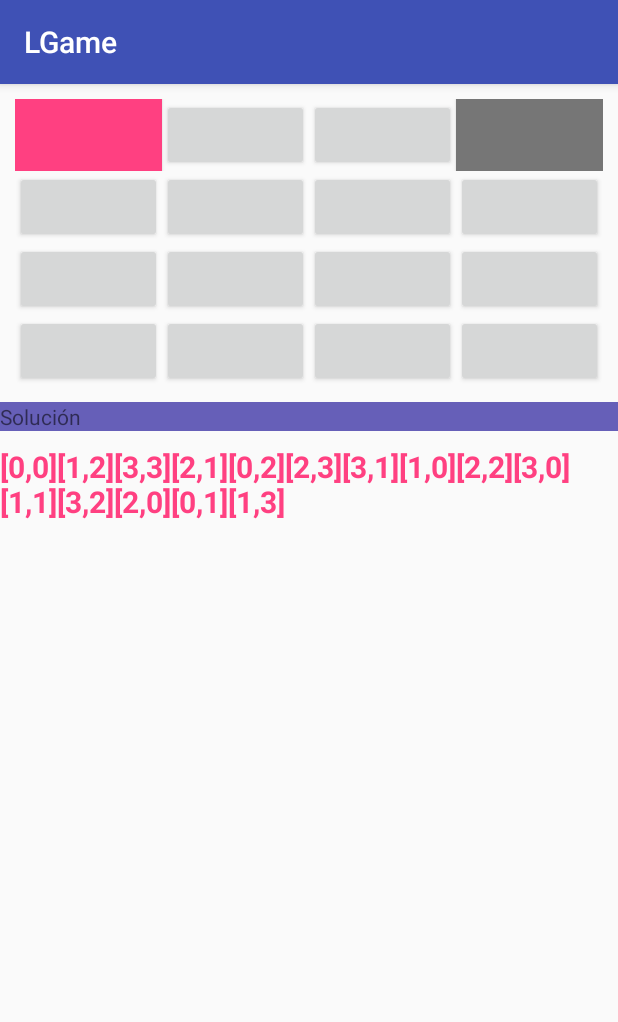
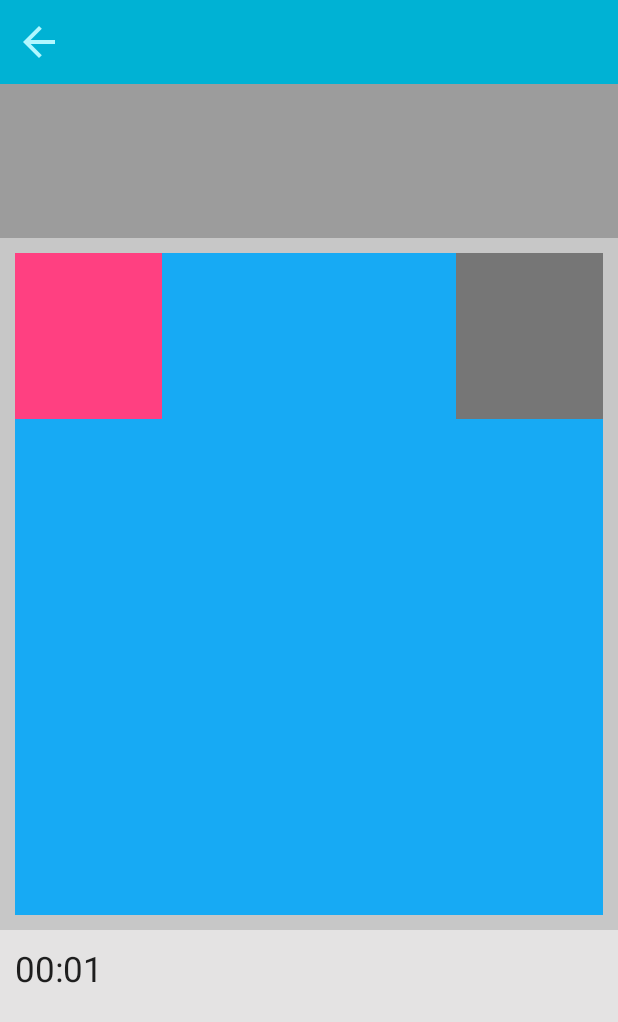
Before and after one commit to denisacosta97/GameL, an Android app: the screen it shows after launch (DynamicActivity before the commit, PlayZoneActivity after it), after a tap on "JUGAR", on a phone screen of 412 x 824 dp. Shown: the top 1022 px of the screen. Run offline under Robolectric (Android 15) with nearby library versions, the phone set to English and light mode, and no system bars.

Commit message:
Todo renovado ahre xD
Realice el modelo de la interfaz grafica, ahora es a medida todo. Toda la comunicacion esta realiza mediante interfaces, es la logica que más vi fiable para comunicar el nivel con la actividad. Literalmente esta listo :0 solo resta diseñar todo la parte grafica y agregar niveles

```diff
--- a/app/src/main/java/com/denisacosta/lgame/Component/Casilleros.java
+++ b/app/src/main/java/com/denisacosta/lgame/Component/Casilleros.java
@@ -4,7 +4,7 @@ import android.content.Context;
 import android.util.Log;
 import android.widget.Button;
 
-import com.denisacosta.lgame.DynamicActivity;
+import com.denisacosta.lgame.Others.DynamicActivity;
 import com.denisacosta.lgame.R;
 
 import java.util.ArrayList;
@@ -52,6 +52,10 @@ public class Casilleros {
 
     public void selectInicio() {
 
+        cleanBackground();
+
+        espacioOcupado = 1;
+
         BORDES[POSICION.getX()][POSICION.getY()] = 1;
         buttons[POSICION.getX()][POSICION.getY()].setBackgroundColor(cont.getResources().getColor(R.color.colorAccent));
 
@@ -67,8 +71,16 @@ public class Casilleros {
 
         String s = parseStringCord(x);
 
-        ((DynamicActivity)cont).addSolution(s);
         Log.e(ETIQUETA, s);
+    }
+
+    private void cleanBackground() {
+        for (int i = 0; i < FILAS; i++) {
+            for (int j = 0; j < COLUMNAS; j++) {
+                buttons[i][j].setBackgroundColor(cont.getResources().getColor(R.color.colorButtonNormal));
+
+            }
+        }
     }
 
     public void setCOLUMNAS(int COLUMNAS) {
@@ -163,7 +175,7 @@ public class Casilleros {
             for (int j = 0; j < COLUMNAS; j++) {
 
                 if (p[i][j] != 1) {
-                    buttons[i][j].setBackgroundColor(cont.getResources().getColor(R.color.colorInactive));
+                    buttons[i][j].setBackgroundColor(cont.getResources().getColor(R.color.colorButtonInactive));
                     BORDES[i][j] = 1;
                     espacioOcupado++;
                 }
@@ -189,11 +201,18 @@ public class Casilleros {
     }
 
     public void resetGame() {
+
+
         for (int i = 0; i < FILAS; i++) {
             for (int j = 0; j < COLUMNAS; j++) {
                 BORDES[i][j] = 0;
+                CAMINOS_POSIBLES[i][j]=0;
+
             }
         }
+        POSICION = new Coord(getPOSX(),getPOSY());
+        selectInicio();
+
     }
 
     public boolean checkWin() {
@@ -242,7 +261,7 @@ public class Casilleros {
 
 
     //METODO NUEVO: Determina los movimientos posibles desde la posicion enviada,
-    private Coord[] movPosibles(Coord actual) {
+    public Coord[] movPosibles(Coord actual) {
         ArrayList<Coord> posibles = new ArrayList<>();
         ArrayList<Coord> aux = new ArrayList<>();
 
--- a/app/src/main/java/com/denisacosta/lgame/InicioActivity.java
+++ b/app/src/main/java/com/denisacosta/lgame/InicioActivity.java
@@ -3,12 +3,12 @@ package com.denisacosta.lgame;
 import android.content.Intent;
 import android.os.Bundle;
 import android.support.v7.app.AppCompatActivity;
-import android.view.Menu;
-import android.view.MenuItem;
 import android.view.View;
 import android.widget.Button;
 import android.widget.EditText;
-import android.widget.Toast;
+
+import com.denisacosta.lgame.Others.DynamicActivity;
+import com.denisacosta.lgame.Util.Util;
 
 /**
  * Created by Denis on 3/11/2017.
@@ -43,11 +43,11 @@ public class InicioActivity extends AppCompatActivity implements View.OnClickLis
         switch (view.getId()){
 
             case R.id.btnJugar:
-                Intent i = new Intent(this,DynamicActivity.class);
-                i.putExtra("FILA", editFila.getText().toString());
-                i.putExtra("COL", editCol.getText().toString());
-                i.putExtra("X",editPosX.getText().toString());
-                i.putExtra("Y",editPosY.getText().toString());
+                Intent i = new Intent(this,PlayZoneActivity.class);
+                i.putExtra(Util.FILAS, editFila.getText().toString());
+                i.putExtra(Util.COLUMNAS, editCol.getText().toString());
+                i.putExtra(Util.POSX,editPosX.getText().toString());
+                i.putExtra(Util.POSY,editPosY.getText().toString());
                 startActivity(i);
                 break;
 
--- /dev/null
+++ b/app/src/main/java/com/denisacosta/lgame/Interface/LevelComunicate.java
@@ -0,0 +1,16 @@
+package com.denisacosta.lgame.Interface;
+
+import android.content.Context;
+
+/**
+ * Created by Denis on 4/11/2017.
+ */
+
+public interface LevelComunicate {
+
+    void dialogGanaste(String nivel, String time, Context c);
+
+    void dialogPerdiste(String nivel,String time, Context c);
+
+    void conectLevelconPlayZone(PlayZoneComunicate p);
+}
--- /dev/null
+++ b/app/src/main/java/com/denisacosta/lgame/Interface/PlayZoneComunicate.java
@@ -0,0 +1,10 @@
+package com.denisacosta.lgame.Interface;
+
+/**
+ * Created by Denis on 5/11/2017.
+ */
+
+public interface PlayZoneComunicate {
+
+    void resetGame(int c);
+}
--- /dev/null
+++ b/app/src/main/java/com/denisacosta/lgame/LevelActivity.java
@@ -0,0 +1,174 @@
+package com.denisacosta.lgame;
+
+import android.content.Context;
+import android.os.Bundle;
+import android.support.v4.app.Fragment;
+import android.view.LayoutInflater;
+import android.view.View;
+import android.view.ViewGroup;
+import android.widget.Button;
+import android.widget.LinearLayout;
+
+import com.denisacosta.lgame.Component.Casilleros;
+import com.denisacosta.lgame.Component.Coord;
+import com.denisacosta.lgame.Interface.LevelComunicate;
+import com.denisacosta.lgame.Interface.PlayZoneComunicate;
+import com.denisacosta.lgame.Util.Util;
+
+/**
+ * Created by Denis on 4/11/2017.
+ */
+
+public class LevelActivity extends Fragment implements View.OnClickListener, PlayZoneComunicate {
+
+    Casilleros casilleros;
+    LevelComunicate levelComunicate;
+
+    public LevelActivity() {
+    }
+
+    @Override
+    public View onCreateView(LayoutInflater inflater, ViewGroup container, Bundle savedInstanceState) {
+
+        View view = null;
+
+        if (getArguments() != null) {
+
+            view = inflater.inflate(R.layout.level_custom, container, false);
+
+            Bundle bundle = getArguments();
+            int FILAS = bundle.getInt(Util.FILAS);
+            int COLUMNAS = bundle.getInt(Util.COLUMNAS);
+            int POSX = bundle.getInt(Util.POSX);
+            int POSY = bundle.getInt(Util.POSY);
+
+
+
+            casilleros = new Casilleros(FILAS,COLUMNAS,POSX,POSY,getContext());
+
+            Button[][] buttons = new Button[casilleros.getFILAS()][casilleros.getCOLUMNAS()];
+            LinearLayout layoutVertical =  view.findViewById(R.id.llCasillero);
+            LinearLayout rowLayout = null;
+
+
+            int count = (casilleros.getCOLUMNAS() * casilleros.getFILAS()) + 1; //
+
+            LinearLayout.LayoutParams params = new LinearLayout.LayoutParams(
+                    LinearLayout.LayoutParams.MATCH_PARENT,
+                    ViewGroup.LayoutParams.MATCH_PARENT,
+                    1);
+
+            for (int i = 0; i < casilleros.getFILAS(); i++) {
+
+                //Esto dice que por cada vez que se complete una fila
+                //baje a la siguiente
+                if (count % casilleros.getCOLUMNAS() == 1) {
+                    rowLayout = new LinearLayout(getContext());
+                    rowLayout.setWeightSum(casilleros.getCOLUMNAS());
+                    layoutVertical.addView(rowLayout, params);
+                    count = count - casilleros.getCOLUMNAS();
+                }
+
+                for (int j = 0; j < casilleros.getCOLUMNAS(); j++) {
+                    buttons[i][j] = new Button(getContext());        //Crea el objeto Button
+                    buttons[i][j].setTag("" + i + j + "");                //Asigna un Tag al objeto
+                    rowLayout.addView(buttons[i][j], params);        //Los agrega a la vista
+                }
+            }
+
+            for (int i = 0; i < casilleros.getFILAS(); i++) {
+                for (int j = 0; j < casilleros.getCOLUMNAS(); j++) {
+                    buttons[i][j].setOnClickListener(this);
+                }
+
+            }
+
+            casilleros.setButtons(buttons);
+
+            casilleros.selectInicio();
+
+        }
+
+        levelComunicate.conectLevelconPlayZone(this);
+
+        return view;
+    }
+
+    @Override
+    public void onClick(View view) {
+        boolean encontrado = false;
+        for (int i = 0; i < casilleros.getFILAS() && !encontrado; i++) {
+            //Agregar condicion para salir del segundo loop una vez se evalue el boton apretado
+
+            for (int j = 0; j < casilleros.getCOLUMNAS(); j++) {
+
+                if (view.getTag().equals(casilleros.getButtons()[i][j].getTag())) {
+
+                    //Toast.makeText(this, "Toque boton " + i + " " + j, Toast.LENGTH_SHORT).show();
+
+                    if (casilleros.getBORDES()[i][j] == 0) {
+                        if (casilleros.validMove(casilleros.getPOSICION(), new Coord(i, j))) {
+                            casilleros.getBORDES()[i][j] = 1;
+                            casilleros.getButtons()[i][j].setBackgroundColor(getResources().getColor(R.color.colorAccent));
+                            casilleros.setX(i);
+                            casilleros.setY(j);
+                            casilleros.setEspacioOcupado(casilleros.getEspacioOcupado()+1);
+                            if (casilleros.checkWin()) {
+                                levelComunicate.dialogGanaste("NIVEL 1","",getContext());
+                                //casilleros.resetGame();
+                            }else if (checkMovements())
+                                levelComunicate.dialogPerdiste("NIVEL 1","",getContext());
+                        }
+                    }
+
+                    encontrado = true;
+                    break;
+                }
+            }
+        }
+    }
+
+    public void resetGame(){
+
+        this.casilleros.resetGame();
+    }
+
+    private boolean checkMovements() {
+
+        Coord[] c = casilleros.movPosibles(casilleros.getPOSICION());
+        int mov = 0;
+        for (Coord x:c){
+
+            if (x!=null){
+
+                if (casilleros.getBORDES()[x.getX()][x.getY()] == 0){
+
+                    mov++;
+
+                }
+
+            }
+
+        }
+
+        return mov==0;
+    }
+
+    @Override
+    public void onAttach(Context context) {
+        super.onAttach(context);
+        levelComunicate = (LevelComunicate) context;
+    }
+
+    @Override
+    public void onDetach() {
+        super.onDetach();
+        levelComunicate = null;
+    }
+
+    //Metodo de la Interfraz PlayZoneComunicate
+    @Override
+    public void resetGame(int c) {
+        casilleros.resetGame();
+    }
+}
--- a/app/src/main/java/com/denisacosta/lgame/DynamicActivity.java
+++ b/app/src/main/java/com/denisacosta/lgame/Others/DynamicActivity.java
@@ -1,4 +1,4 @@
-package com.denisacosta.lgame;
+package com.denisacosta.lgame.Others;
 
 import android.os.Bundle;
 import android.support.v7.app.AppCompatActivity;
@@ -11,6 +11,7 @@ import android.widget.Toast;
 
 import com.denisacosta.lgame.Component.Casilleros;
 import com.denisacosta.lgame.Component.Coord;
+import com.denisacosta.lgame.R;
 
 /**
  * Created by Denis on 2/11/2017.
--- a/app/src/main/java/com/denisacosta/lgame/MainActivity.java
+++ b/app/src/main/java/com/denisacosta/lgame/Others/MainActivity.java
@@ -1,4 +1,4 @@
-package com.denisacosta.lgame;
+package com.denisacosta.lgame.Others;
 
 import android.content.Intent;
 import android.support.v7.app.AppCompatActivity;
@@ -8,6 +8,8 @@ import android.view.MenuItem;
 import android.view.View;
 import android.widget.Button;
 import android.widget.Toast;
+
+import com.denisacosta.lgame.R;
 
 public class MainActivity extends AppCompatActivity implements View.OnClickListener {
 
--- /dev/null
+++ b/app/src/main/java/com/denisacosta/lgame/PlayZoneActivity.java
@@ -0,0 +1,190 @@
+package com.denisacosta.lgame;
+
+import android.content.Context;
+import android.content.DialogInterface;
+import android.os.Bundle;
+import android.os.SystemClock;
+import android.support.v4.app.FragmentManager;
+import android.support.v4.app.FragmentTransaction;
+import android.support.v7.app.AlertDialog;
+import android.support.v7.app.AppCompatActivity;
+import android.view.View;
+import android.widget.Chronometer;
+import android.widget.FrameLayout;
+import android.widget.ImageView;
+import android.widget.LinearLayout;
+
+import com.denisacosta.lgame.Interface.LevelComunicate;
+import com.denisacosta.lgame.Interface.PlayZoneComunicate;
+import com.denisacosta.lgame.Util.Util;
+
+/**
+ * Created by Denis on 4/11/2017.
+ */
+
+public class PlayZoneActivity extends AppCompatActivity implements View.OnClickListener, LevelComunicate {
+
+    ImageView imgBack;
+    LinearLayout llButons, llControl;
+    FrameLayout llLevel;
+    Bundle extras;
+    PlayZoneComunicate playZoneComunicate;
+    Chronometer chronometer;
+
+
+    @Override
+    protected void onCreate(Bundle savedInstanceState) {
+        super.onCreate(savedInstanceState);
+        setContentView(R.layout.activity_play_zone);
+
+        extras = getIntent().getExtras();
+
+        int COLUMNAS, FILAS, POSX, POSY;
+
+        if (extras != null) {
+
+
+            try {
+
+                COLUMNAS = Integer.parseInt(extras.getString(Util.COLUMNAS));
+                FILAS = Integer.parseInt(extras.getString(Util.FILAS));
+                POSX = Integer.parseInt(extras.getString(Util.POSX));
+                POSY = Integer.parseInt(extras.getString(Util.POSY));
+
+            } catch (Exception e) {
+
+                COLUMNAS = 4;
+                FILAS = 4;
+                POSX = 0;
+                POSY = 0;
+
+            }
+
+            imgBack = findViewById(R.id.imgBack);
+            llButons = findViewById(R.id.llButton);
+            llControl = findViewById(R.id.llControl);
+            llLevel = findViewById(R.id.llLevel);
+            chronometer = findViewById(R.id.chronometer);
+
+            imgBack.setOnClickListener(this);
+
+            FragmentManager fragmentManager = getSupportFragmentManager();
+            FragmentTransaction fragmentTransaction = fragmentManager.beginTransaction();
+            LevelActivity fragmentDesign = new LevelActivity();
+            Bundle bundle = new Bundle();
+            bundle.putInt(Util.FILAS, FILAS);
+            bundle.putInt(Util.COLUMNAS, COLUMNAS);
+            bundle.putInt(Util.POSX, POSX);
+            bundle.putInt(Util.POSY, POSY);
+            fragmentDesign.setArguments(bundle);
+
+            fragmentTransaction.replace(R.id.llLevel, fragmentDesign);
+            fragmentTransaction.commit();
+
+            chronometer.start();
+
+        }
+    }
+
+    @Override
+    public void onClick(View view) {
+
+        switch (view.getId()){
+
+            case R.id.imgBack:
+                onBackPressed();
+                break;
+        }
+    }
+
+    //Metodos de la Interfaz LevelComunicate
+    @Override
+    public void dialogGanaste(String nivel, String time, Context c) {
+
+        AlertDialog.Builder builder = new AlertDialog.Builder(this);
+
+        chronometer.stop();
+
+        String s = getTime(SystemClock.elapsedRealtime() - chronometer.getBase());
+        builder.setTitle("GANASTE");
+        builder.setMessage("Acabas de completar el "+nivel+" en "+s+"\n ¡FELICIDADES!");
+        builder.setCancelable(false);
+        builder.setPositiveButton("REINICIAR", new DialogInterface.OnClickListener() {
+            @Override
+            public void onClick(DialogInterface dialogInterface, int i) {
+
+
+
+                dialogInterface.dismiss();
+                chronometer.setBase(SystemClock.elapsedRealtime());
+                chronometer.start();
+                playZoneComunicate.resetGame(0);
+
+
+
+            }
+        });
+        builder.setNegativeButton("SALIR", new DialogInterface.OnClickListener() {
+            @Override
+            public void onClick(DialogInterface dialogInterface, int i) {
+
+                dialogInterface.dismiss();
+                PlayZoneActivity.this.finish();
+
+            }
+        });
+        AlertDialog a = builder.create();
+        a.show();
+
+    }
+
+    @Override
+    public void dialogPerdiste(String nivel, String time, Context c) {
+
+        chronometer.stop();
+
+        AlertDialog.Builder builder = new AlertDialog.Builder(this);
+        builder.setTitle("PERDISTE");
+        builder.setMessage("Te quedaste sin movimientos! Empieza de nuevo!");
+        builder.setCancelable(false);
+        builder.setPositiveButton("REINICIAR", new DialogInterface.OnClickListener() {
+            @Override
+            public void onClick(DialogInterface dialogInterface, int i) {
+
+                dialogInterface.dismiss();
+                chronometer.setBase(SystemClock.elapsedRealtime());
+                chronometer.start();
+                playZoneComunicate.resetGame(0);
+
+
+
+            }
+        });
+        builder.setNegativeButton("SALIR", new DialogInterface.OnClickListener() {
+            @Override
+            public void onClick(DialogInterface dialogInterface, int i) {
+
+                dialogInterface.dismiss();
+                PlayZoneActivity.this.finish();
+
+            }
+        });
+        AlertDialog a = builder.create();
+        a.show();
+
+    }
+    public String getTime(long millisUntilFinished){
+
+        int dias = (int) ((millisUntilFinished/1000)/86400);
+        int horas = (int) (((millisUntilFinished/1000) - (dias*86400))/3600);
+        int minutos = (int) (((millisUntilFinished/1000) - (dias*86400) - (horas*3600)) / 60);
+        int segundos = (int) ((millisUntilFinished/1000) % 60);
+
+        return String.format("%2d Min %2d Seg",minutos,segundos);
+    }
+
+    @Override
+    public void conectLevelconPlayZone(PlayZoneComunicate p) {
+        playZoneComunicate = p;
+    }
+}
--- /dev/null
+++ b/app/src/main/res/drawable/ic_arrow_back.xml
@@ -0,0 +1,9 @@
+<vector xmlns:android="http://schemas.android.com/apk/res/android"
+        android:width="24dp"
+        android:height="24dp"
+        android:viewportWidth="24.0"
+        android:viewportHeight="24.0">
+    <path
+        android:fillColor="#FF000000"
+        android:pathData="M20,11H7.83l5.59,-5.59L12,4l-8,8 8,8 1.41,-1.41L7.83,13H20v-2z"/>
+</vector>
--- a/app/src/main/res/layout/activity_main.xml
+++ b/app/src/main/res/layout/activity_main.xml
@@ -4,7 +4,7 @@
     xmlns:tools="http://schemas.android.com/tools"
     android:layout_width="match_parent"
     android:layout_height="match_parent"
-    tools:context="com.denisacosta.lgame.MainActivity">
+    tools:context="com.denisacosta.lgame.Others.MainActivity">
 
     <LinearLayout
         android:padding="10dp"
--- /dev/null
+++ b/app/src/main/res/layout/activity_play_zone.xml
@@ -0,0 +1,77 @@
+<?xml version="1.0" encoding="utf-8"?>
+<LinearLayout xmlns:android="http://schemas.android.com/apk/res/android"
+    android:layout_width="match_parent"
+    android:layout_height="match_parent"
+    android:orientation="vertical">
+
+    <LinearLayout
+        android:id="@+id/llToolbar"
+        android:layout_width="match_parent"
+        android:layout_height="?android:attr/actionBarSize"
+        android:background="@color/colorToolbar"
+        android:orientation="horizontal">
+
+        <View
+            android:layout_width="10dp"
+            android:layout_height="match_parent" />
+
+        <ImageView
+            android:id="@+id/imgBack"
+            android:layout_width="@dimen/iconSize"
+            android:layout_height="@dimen/iconSize"
+            android:layout_gravity="center"
+            android:src="@drawable/ic_arrow_back"
+            android:tint="@color/colorIcons" />
+    </LinearLayout>
+
+    <LinearLayout
+        android:layout_width="match_parent"
+        android:layout_height="match_parent"
+        android:orientation="vertical"
+        android:weightSum="3">
+
+
+        <LinearLayout
+            android:orientation="horizontal"
+            android:id="@+id/llButton"
+            android:layout_width="match_parent"
+            android:layout_height="match_parent"
+            android:layout_weight="1.3"
+            android:background="@color/colorStage1">
+
+        </LinearLayout>
+
+        <FrameLayout
+            android:padding="10dp"
+            android:id="@+id/llLevel"
+            android:layout_width="match_parent"
+            android:layout_height="match_parent"
+            android:layout_weight="0.6"
+            android:background="@color/colorStage2">
+
+        </FrameLayout>
+
+
+
+
+        <LinearLayout
+            android:padding="10dp"
+            android:orientation="horizontal"
+            android:id="@+id/llControl"
+            android:layout_width="match_parent"
+            android:layout_height="match_parent"
+            android:layout_weight="1.1"
+            android:background="@color/colorStage3">
+
+            <Chronometer
+                android:id="@+id/chronometer"
+                android:layout_width="wrap_content"
+                android:layout_height="wrap_content"
+                android:textSize="23dp"/>
+
+        </LinearLayout>
+
+    </LinearLayout>
+
+
+</LinearLayout>
--- /dev/null
+++ b/app/src/main/res/layout/level_custom.xml
@@ -0,0 +1,17 @@
+<?xml version="1.0" encoding="utf-8"?>
+<LinearLayout xmlns:android="http://schemas.android.com/apk/res/android"
+    android:layout_width="match_parent"
+    android:layout_height="match_parent"
+    android:orientation="vertical"
+    android:weightSum="1">
+
+
+    <LinearLayout
+        android:id="@+id/llCasillero"
+        android:layout_width="match_parent"
+        android:layout_height="match_parent"
+        android:orientation="vertical">
+
+    </LinearLayout>
+
+</LinearLayout>
--- a/app/src/main/res/values/colors.xml
+++ b/app/src/main/res/values/colors.xml
@@ -3,9 +3,20 @@
     <color name="colorPrimary">#3F51B5</color>
     <color name="colorPrimaryDark">#303F9F</color>
     <color name="colorAccent">#FF4081</color>
-    <color name="colorInactive">#767676</color>
+
+
+
     <color name="botonInicio">#6EC6D7</color>
+    <color name="botonLetras">#257D8E</color>
+    <color name="colorIcons">#b1f7ff</color>
+    <color name="colorButtonNormal">#17aaf4</color>
+    <color name="colorButtonInactive">#767676</color>
+    <color name="colorButtonActive">#085dc6</color>
 
-    <color name="botonLetras">#257D8E</color>
+
+    <color name="colorToolbar">#00b2d4</color>
+    <color name="colorStage1">#9c9c9c</color>
+    <color name="colorStage2">#c7c7c7</color>
+    <color name="colorStage3">#e4e3e3</color>
 
 </resources>
--- /dev/null
+++ b/app/src/main/res/values/dimen.xml
@@ -0,0 +1,8 @@
+<?xml version="1.0" encoding="utf-8"?>
+<resources>
+
+    <dimen name="iconSize">32dp</dimen>
+
+
+
+</resources>
--- a/app/src/main/res/values/styles.xml
+++ b/app/src/main/res/values/styles.xml
@@ -1,7 +1,7 @@
 <resources>
 
     <!-- Base application theme. -->
-    <style name="AppTheme" parent="Theme.AppCompat.Light.DarkActionBar">
+    <style name="AppTheme" parent="Theme.AppCompat.Light.NoActionBar">
         <!-- Customize your theme here. -->
         <item name="colorPrimary">@color/colorPrimary</item>
         <item name="colorPrimaryDark">@color/colorPrimaryDark</item>
```
Also changed, not shown: app/src/main/AndroidManifest.xml (+5 -2 lines), app/src/main/java/com/denisacosta/lgame/Util/Util.java (+8 -0 lines).
